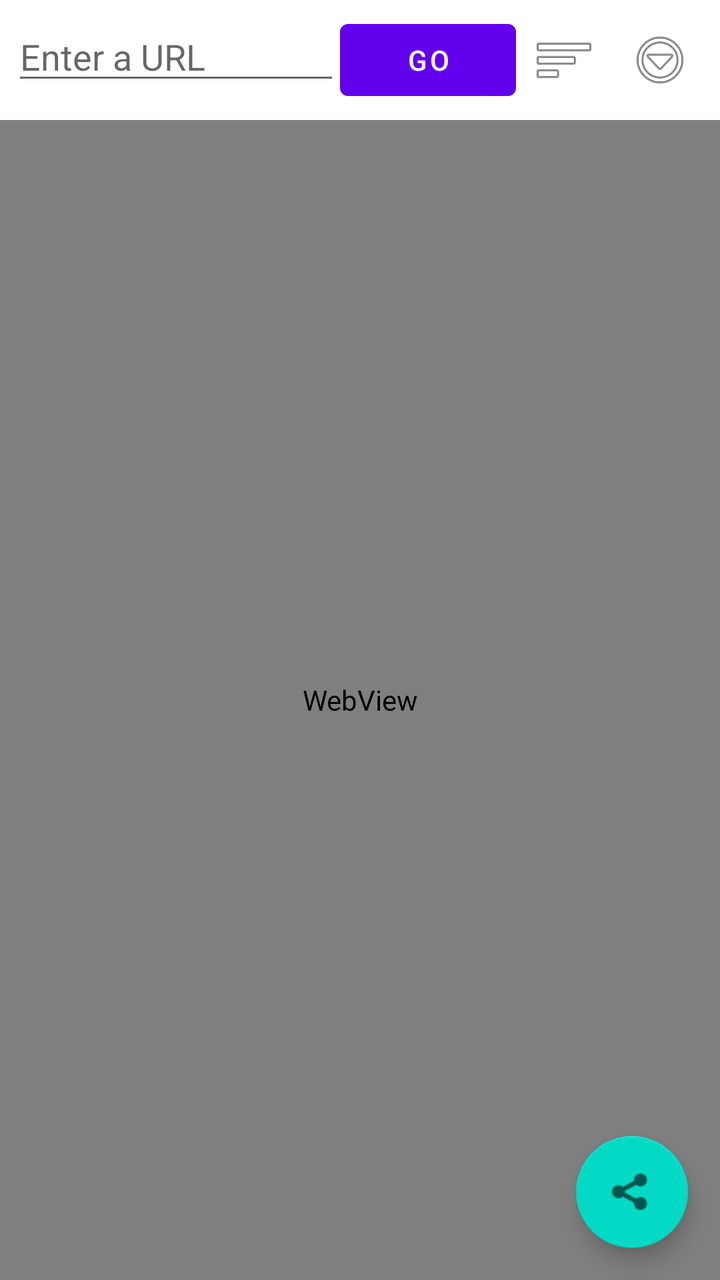
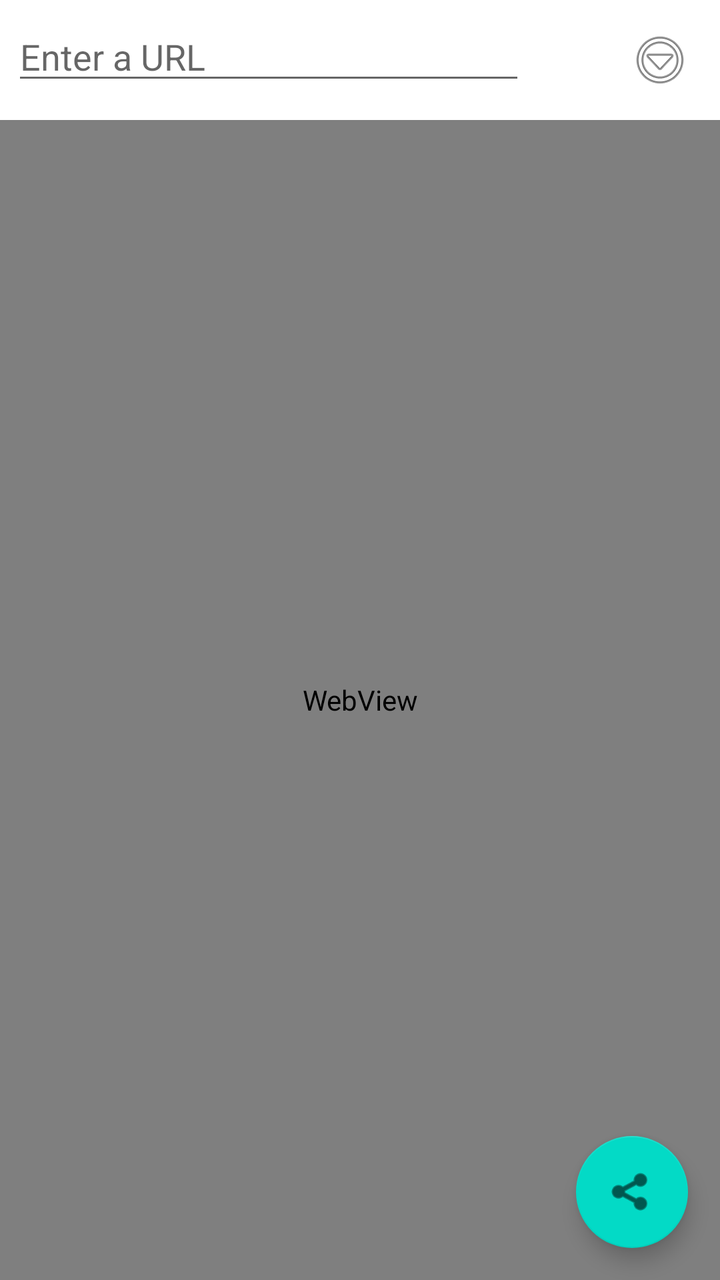

Before-and-after screenshots of an Android layout around one commit, followed by the original layout XML and the change that was made.
<!-- AndroidManifest.xml: activity theme Theme.CookiesExtractor -->
<!-- res/layout/activity_main.xml -->
<?xml version="1.0" encoding="utf-8"?>
<FrameLayout xmlns:android="http://schemas.android.com/apk/res/android"
    xmlns:app="http://schemas.android.com/apk/res-auto"
    xmlns:tools="http://schemas.android.com/tools"
    android:layout_width="match_parent"
    android:layout_height="match_parent"
    android:fitsSystemWindows="true"
    tools:context=".MainActivity">

    <LinearLayout
        android:layout_width="match_parent"
        android:layout_height="match_parent"
        android:orientation="vertical">

        
        <LinearLayout
            android:layout_width="match_parent"
            android:layout_height="wrap_content"
            android:orientation="horizontal"
            android:padding="6dp">

            <EditText
                android:id="@+id/url_field"
                android:layout_width="0dp"
                android:layout_height="wrap_content"
                android:layout_weight="1"
                android:hint="@string/url_hint"
                android:inputType="textUri"
                android:imeOptions="actionGo"
                android:maxLines="1" />

            <Button
                android:id="@+id/go_button"
                android:layout_width="wrap_content"
                android:layout_height="wrap_content"
                android:text="@string/go" />

            
            <ImageButton
                android:id="@+id/bookmarks_btn"
                android:layout_width="wrap_content"
                android:layout_height="wrap_content"
                android:background="?android:attr/selectableItemBackgroundBorderless"
                android:contentDescription="@string/bookmarks_btn_cd"
                android:minWidth="48dp"
                android:minHeight="48dp"
                android:src="@android:drawable/ic_menu_sort_by_size" />

            
            <ImageButton
                android:id="@+id/overflow_btn"
                android:layout_width="wrap_content"
                android:layout_height="wrap_content"
                android:background="?android:attr/selectableItemBackgroundBorderless"
                android:contentDescription="@string/overflow_btn_cd"
                android:minWidth="48dp"
                android:minHeight="48dp"
                android:src="@android:drawable/ic_menu_more" />
        </LinearLayout>

        
        <WebView
            android:id="@+id/webview"
            android:layout_width="match_parent"
            android:layout_height="0dp"
            android:layout_weight="1" />

    </LinearLayout>

    
    <com.google.android.material.floatingactionbutton.FloatingActionButton
        android:id="@+id/share_fab"
        android:layout_width="wrap_content"
        android:layout_height="wrap_content"
        android:layout_gravity="bottom|end"
        android:layout_margin="16dp"
        android:contentDescription="@string/share_cd"
        app:srcCompat="@android:drawable/ic_menu_share" />

    
    <com.google.android.material.floatingactionbutton.FloatingActionButton
        android:id="@+id/capture_fab"
        android:layout_width="wrap_content"
        android:layout_height="wrap_content"
        android:layout_gravity="bottom|end"
        android:layout_marginEnd="16dp"
        android:layout_marginBottom="88dp"
        android:contentDescription="@string/share_capture_cd"
        android:visibility="gone"
        app:srcCompat="@android:drawable/ic_menu_send" />

</FrameLayout>
<!-- resources referenced by this layout -->
<resources>
  <string name="bookmarks_btn_cd">Open bookmarks</string>
  <string name="go">Go</string>
  <string name="overflow_btn_cd">More actions</string>
  <string name="share_capture_cd">Share captured OAuth tokens</string>
  <string name="share_cd">Extract and share session cookies</string>
  <string name="url_hint">Enter a URL</string>
  <style name="Theme.CookiesExtractor" parent="Theme.MaterialComponents.DayNight.NoActionBar" />
</resources>

<!-- the commit's change to res/layout/activity_main.xml (unified diff, before → after) -->
@@ -29,22 +29,18 @@
                 android:imeOptions="actionGo"
                 android:maxLines="1" />
 
+            
             <Button
                 android:id="@+id/go_button"
+                style="@style/Widget.AppCompat.Button.Borderless"
                 android:layout_width="wrap_content"
                 android:layout_height="wrap_content"
+                android:layout_gravity="center_vertical"
+                android:minWidth="0dp"
+                android:minHeight="48dp"
+                android:paddingStart="12dp"
+                android:paddingEnd="12dp"
                 android:text="@string/go" />
-
-            
-            <ImageButton
-                android:id="@+id/bookmarks_btn"
-                android:layout_width="wrap_content"
-                android:layout_height="wrap_content"
-                android:background="?android:attr/selectableItemBackgroundBorderless"
-                android:contentDescription="@string/bookmarks_btn_cd"
-                android:minWidth="48dp"
-                android:minHeight="48dp"
-                android:src="@android:drawable/ic_menu_sort_by_size" />
 
             
             <ImageButton
<!-- resource entries referenced after the edit -->
@@ -1,6 +1,5 @@
 <!-- resources referenced by this layout -->
 <resources>
-  <string name="bookmarks_btn_cd">Open bookmarks</string>
   <string name="go">Go</string>
   <string name="overflow_btn_cd">More actions</string>
   <string name="share_capture_cd">Share captured OAuth tokens</string>
